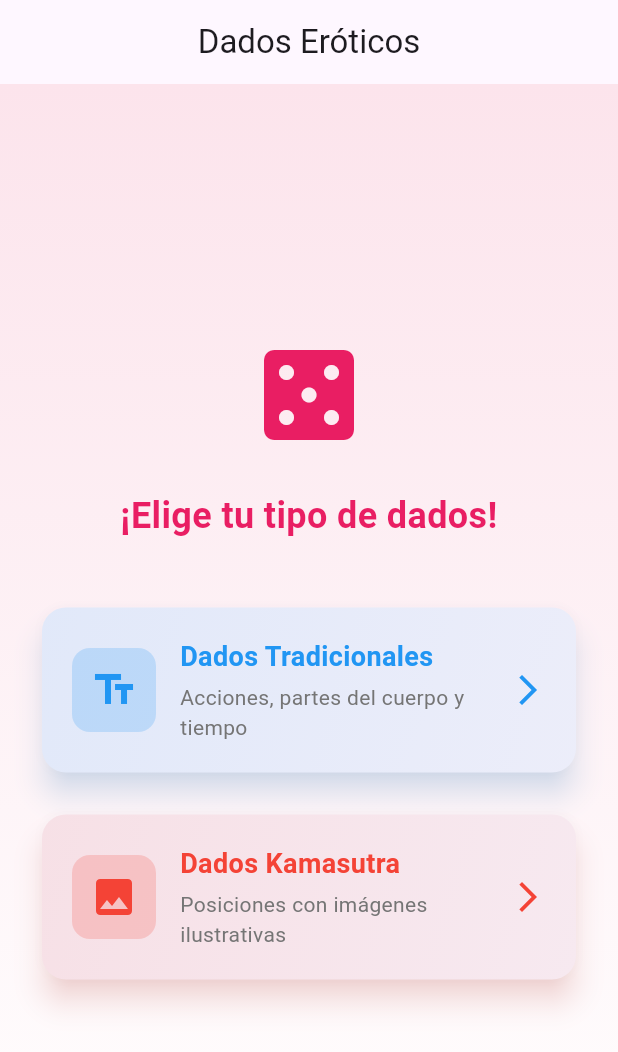
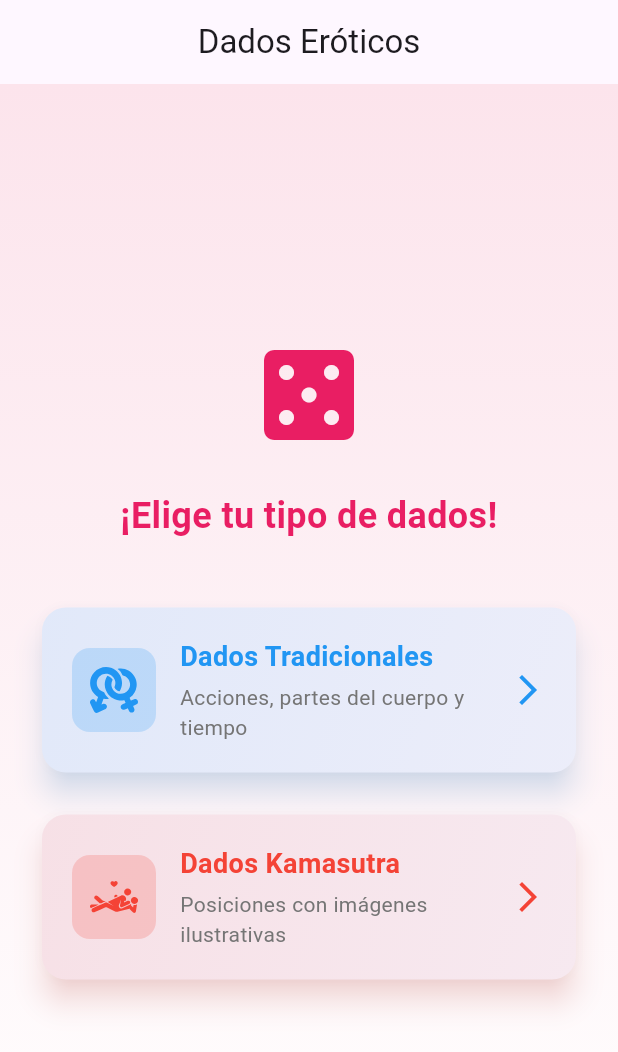
Before and after one commit to sanchse/erotic-dice-app, a Flutter app: the screen it shows after launch, on a phone screen of 412 x 824 dp. Shown: the top 1052 px of the screen. Run offline on Flutter 3.47's test engine with Material 3 defaults, Android fonts, the phone set to English and light mode, and no system bars; our stand-ins replace flutter_svg, shared_preferences.

Commit message:
Add custom SVG images to menu options
- Replace Material icons with custom SVG images in main menu
- Use default.svg for 'Dados Tradicionales' option
- Use logo.svg for 'Dados Kamasutra' option
- Maintain color theming with ColorFilter for visual consistency
- Images sized at 32x32 pixels to match original icon dimensions

```diff
--- a/lib/main.dart
+++ b/lib/main.dart
@@ -73,7 +73,7 @@ class MainMenuPage extends StatelessWidget {
                 context,
                 title: 'Dados Tradicionales',
                 subtitle: 'Acciones, partes del cuerpo y tiempo',
-                icon: Icons.text_fields,
+                imagePath: 'assets/kamasutra/default.svg',
                 color: Colors.blue,
                 onTap: () {
                   Navigator.push(
@@ -87,7 +87,7 @@ class MainMenuPage extends StatelessWidget {
                 context,
                 title: 'Dados Kamasutra',
                 subtitle: 'Posiciones con imágenes ilustrativas',
-                icon: Icons.image,
+                imagePath: 'assets/kamasutra/logo.svg',
                 color: Colors.red,
                 onTap: () {
                   Navigator.push(
@@ -107,7 +107,7 @@ class MainMenuPage extends StatelessWidget {
     BuildContext context, {
     required String title,
     required String subtitle,
-    required IconData icon,
+    required String imagePath,
     required Color color,
     required VoidCallback onTap,
   }) {
@@ -141,10 +141,11 @@ class MainMenuPage extends StatelessWidget {
                   color: color.withOpacity(0.2),
                   borderRadius: BorderRadius.circular(12),
                 ),
-                child: Icon(
-                  icon,
-                  size: 32,
-                  color: color,
+                child: SvgPicture.asset(
+                  imagePath,
+                  width: 32,
+                  height: 32,
+                  colorFilter: ColorFilter.mode(color, BlendMode.srcIn),
                 ),
               ),
               const SizedBox(width: 16),
```
